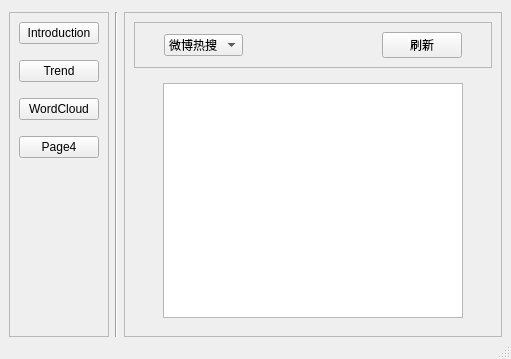
Before: the Qt Designer form window.ui in ZainLLL/TopTrending, drawn with Qt 5.
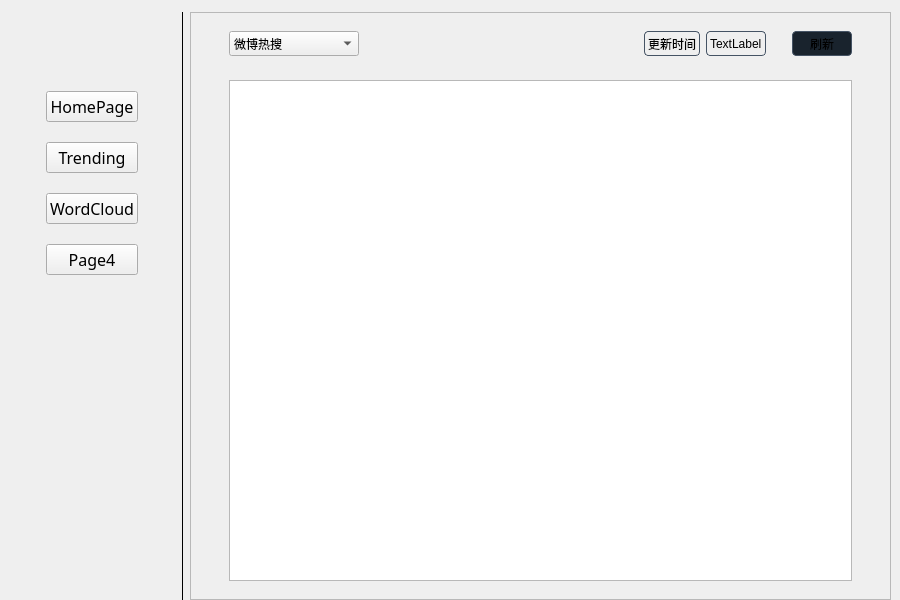
After: the same form once the commit is applied. The open tabs and pages were chosen to show the change. Icons and pictures are not drawn.

The edit to the form file:
```diff
--- a/window.ui
+++ b/window.ui
@@ -6,8 +6,8 @@
    <rect>
     <x>0</x>
     <y>0</y>
-    <width>489</width>
-    <height>359</height>
+    <width>900</width>
+    <height>600</height>
    </rect>
   </property>
   <property name="minimumSize">
@@ -16,9 +16,31 @@
     <height>0</height>
    </size>
   </property>
+  <property name="font">
+   <font>
+    <family>等距更纱黑体 SC</family>
+   </font>
+  </property>
   <property name="windowTitle">
    <string>MainWindow</string>
   </property>
+  <property name="windowIcon">
+   <iconset resource="a.qrc">
+    <normaloff>:/img/img/logo.ico</normaloff>
+    <normalon>:/img/img/logo.ico</normalon>
+    <disabledoff>:/img/img/logo.ico</disabledoff>
+    <activeoff>:/img/img/logo.ico</activeoff>
+    <activeon>:/img/img/logo.ico</activeon>:/img/img/logo.ico</iconset>
+  </property>
+  <property name="styleSheet">
+   <string notr="true"/>
+  </property>
+  <property name="iconSize">
+   <size>
+    <width>25</width>
+    <height>25</height>
+   </size>
+  </property>
   <widget class="QWidget" name="centralwidget">
    <property name="sizePolicy">
     <sizepolicy hsizetype="Expanding" vsizetype="Expanding">
@@ -60,61 +82,35 @@
        <enum>Qt::LeftToRight</enum>
       </property>
       <property name="frameShape">
-       <enum>QFrame::StyledPanel</enum>
+       <enum>QFrame::NoFrame</enum>
       </property>
       <property name="frameShadow">
-       <enum>QFrame::Raised</enum>
+       <enum>QFrame::Plain</enum>
       </property>
-      <layout class="QVBoxLayout" name="verticalLayout" stretch="0,0,0,0,0">
+      <layout class="QVBoxLayout" name="verticalLayout" stretch="0,0,0,0">
        <property name="spacing">
         <number>16</number>
        </property>
        <item>
-        <widget class="QPushButton" name="btn1">
-         <property name="sizePolicy">
-          <sizepolicy hsizetype="Preferred" vsizetype="Minimum">
-           <horstretch>0</horstretch>
-           <verstretch>0</verstretch>
-          </sizepolicy>
+        <spacer name="verticalSpacer_4">
+         <property name="orientation">
+          <enum>Qt::Vertical</enum>
          </property>
-         <property name="text">
-          <string>Introduction</string>
+         <property name="sizeType">
+          <enum>QSizePolicy::Fixed</enum>
          </property>
-        </widget>
-       </item>
-       <item>
-        <widget class="QPushButton" name="btn2">
-         <property name="sizePolicy">
-          <sizepolicy hsizetype="Preferred" vsizetype="Minimum">
-           <horstretch>0</horstretch>
-           <verstretch>0</verstretch>
-          </sizepolicy>
+         <property name="sizeHint" stdset="0">
+          <size>
+           <width>20</width>
+           <height>20</height>
+          </size>
          </property>
-         <property name="text">
-          <string>Trend</string>
-         </property>
-        </widget>
+        </spacer>
        </item>
        <item>
-        <widget class="QPushButton" name="btn3">
+        <widget class="QLabel" name="label">
          <property name="sizePolicy">
-          <sizepolicy hsizetype="Preferred" vsizetype="Minimum">
-           <horstretch>0</horstretch>
-           <verstretch>0</verstretch>
-          </sizepolicy>
-         </property>
-         <property name="text">
-          <string>WordCloud</string>
-         </property>
-        </widget>
-       </item>
-       <item>
-        <widget class="QPushButton" name="btn4">
-         <property name="enabled">
-          <bool>true</bool>
-         </property>
-         <property name="sizePolicy">
-          <sizepolicy hsizetype="Preferred" vsizetype="Minimum">
+          <sizepolicy hsizetype="Preferred" vsizetype="Preferred">
            <horstretch>0</horstretch>
            <verstretch>0</verstretch>
           </sizepolicy>
@@ -125,9 +121,174 @@
            <height>0</height>
           </size>
          </property>
+         <property name="maximumSize">
+          <size>
+           <width>165000</width>
+           <height>30000</height>
+          </size>
+         </property>
          <property name="text">
-          <string>Page4</string>
+          <string/>
          </property>
+         <property name="textFormat">
+          <enum>Qt::PlainText</enum>
+         </property>
+         <property name="pixmap">
+          <pixmap resource="a.qrc">:/img/img/title_black.png</pixmap>
+         </property>
+         <property name="scaledContents">
+          <bool>true</bool>
+         </property>
+        </widget>
+       </item>
+       <item>
+        <widget class="QFrame" name="frame_2">
+         <property name="frameShape">
+          <enum>QFrame::NoFrame</enum>
+         </property>
+         <property name="frameShadow">
+          <enum>QFrame::Raised</enum>
+         </property>
+         <layout class="QHBoxLayout" name="horizontalLayout_8">
+          <item>
+           <spacer name="horizontalSpacer_12">
+            <property name="orientation">
+             <enum>Qt::Horizontal</enum>
+            </property>
+            <property name="sizeType">
+             <enum>QSizePolicy::Fixed</enum>
+            </property>
+            <property name="sizeHint" stdset="0">
+             <size>
+              <width>10</width>
+              <height>20</height>
+             </size>
+            </property>
+           </spacer>
+          </item>
+          <item>
+           <widget class="QFrame" name="frame_4">
+            <property name="frameShape">
+             <enum>QFrame::NoFrame</enum>
+            </property>
+            <property name="frameShadow">
+             <enum>QFrame::Raised</enum>
+            </property>
+            <layout class="QVBoxLayout" name="verticalLayout_4">
+             <property name="spacing">
+              <number>20</number>
+             </property>
+             <item>
+              <widget class="QPushButton" name="btn1">
+               <property name="sizePolicy">
+                <sizepolicy hsizetype="Preferred" vsizetype="Preferred">
+                 <horstretch>0</horstretch>
+                 <verstretch>0</verstretch>
+                </sizepolicy>
+               </property>
+               <property name="maximumSize">
+                <size>
+                 <width>16777215</width>
+                 <height>16777215</height>
+                </size>
+               </property>
+               <property name="font">
+                <font>
+                 <family>等距更纱黑体 SC</family>
+                 <pointsize>12</pointsize>
+                </font>
+               </property>
+               <property name="text">
+                <string>HomePage</string>
+               </property>
+              </widget>
+             </item>
+             <item>
+              <widget class="QPushButton" name="btn2">
+               <property name="sizePolicy">
+                <sizepolicy hsizetype="Preferred" vsizetype="Preferred">
+                 <horstretch>0</horstretch>
+                 <verstretch>0</verstretch>
+                </sizepolicy>
+               </property>
+               <property name="font">
+                <font>
+                 <family>等距更纱黑体 SC</family>
+                 <pointsize>12</pointsize>
+                </font>
+               </property>
+               <property name="text">
+                <string>Trending</string>
+               </property>
+              </widget>
+             </item>
+             <item>
+              <widget class="QPushButton" name="btn3">
+               <property name="sizePolicy">
+                <sizepolicy hsizetype="Preferred" vsizetype="Preferred">
+                 <horstretch>0</horstretch>
+                 <verstretch>0</verstretch>
+                </sizepolicy>
+               </property>
+               <property name="font">
+                <font>
+                 <family>等距更纱黑体 SC</family>
+                 <pointsize>12</pointsize>
+                </font>
+               </property>
+               <property name="text">
+                <string>WordCloud</string>
+               </property>
+              </widget>
+             </item>
+             <item>
+              <widget class="QPushButton" name="btn4">
+               <property name="enabled">
+                <bool>true</bool>
+               </property>
+               <property name="sizePolicy">
+                <sizepolicy hsizetype="Preferred" vsizetype="Preferred">
+                 <horstretch>0</horstretch>
+                 <verstretch>0</verstretch>
+                </sizepolicy>
+               </property>
+               <property name="minimumSize">
+                <size>
+                 <width>0</width>
+                 <height>0</height>
+                </size>
+               </property>
+               <property name="font">
+                <font>
+                 <family>等距更纱黑体 SC</family>
+                 <pointsize>12</pointsize>
+                </font>
+               </property>
+               <property name="text">
+                <string>Page4</string>
+               </property>
+              </widget>
+             </item>
+            </layout>
+           </widget>
+          </item>
+          <item>
+           <spacer name="horizontalSpacer_13">
+            <property name="orientation">
+             <enum>Qt::Horizontal</enum>
+            </property>
+            <property name="sizeType">
+             <enum>QSizePolicy::Fixed</enum>
+            </property>
+            <property name="sizeHint" stdset="0">
+             <size>
+              <width>10</width>
+              <height>20</height>
+             </size>
+            </property>
+           </spacer>
+          </item>
+         </layout>
         </widget>
        </item>
        <item>
@@ -151,6 +312,12 @@
     </item>
     <item>
      <widget class="Line" name="line">
+      <property name="frameShadow">
+       <enum>QFrame::Plain</enum>
+      </property>
+      <property name="lineWidth">
+       <number>1</number>
+      </property>
       <property name="orientation">
        <enum>Qt::Vertical</enum>
       </property>
@@ -162,7 +329,7 @@
        <enum>QFrame::StyledPanel</enum>
       </property>
       <property name="frameShadow">
-       <enum>QFrame::Raised</enum>
+       <enum>QFrame::Plain</enum>
       </property>
       <property name="currentIndex">
        <number>1</number>
@@ -250,10 +417,13 @@
         <item>
          <widget class="QFrame" name="frame_3">
           <property name="frameShape">
-           <enum>QFrame::StyledPanel</enum>
+           <enum>QFrame::NoFrame</enum>
           </property>
           <property name="frameShadow">
-           <enum>QFrame::Raised</enum>
+           <enum>QFrame::Sunken</enum>
+          </property>
+          <property name="lineWidth">
+           <number>0</number>
           </property>
           <layout class="QHBoxLayout" name="horizontalLayout_2">
            <item>
@@ -282,13 +452,13 @@
              </property>
              <property name="minimumSize">
               <size>
-               <width>60</width>
-               <height>20</height>
+               <width>130</width>
+               <height>16</height>
               </size>
              </property>
              <item>
               <property name="text">
-               <string>微博热搜</string>
+               <string>微博热搜 </string>
               </property>
              </item>
              <item>
@@ -320,9 +490,51 @@
             </spacer>
            </item>
            <item>
-            <widget class="QPushButton" name="pushButton">
+            <widget class="QLabel" name="label_6">
+             <property name="styleSheet">
+              <string notr="true">border: 1px solid #455364;border-radius: 4px;</string>
+             </property>
+             <property name="frameShape">
+              <enum>QFrame::StyledPanel</enum>
+             </property>
+             <property name="text">
+              <string>更新时间</string>
+             </property>
+            </widget>
+           </item>
+           <item>
+            <widget class="QLabel" name="time_label">
+             <property name="styleSheet">
+              <string notr="true">border: 1px solid #455364;border-radius: 4px;</string>
+             </property>
+             <property name="frameShape">
+              <enum>QFrame::StyledPanel</enum>
+             </property>
+             <property name="text">
+              <string>TextLabel</string>
+             </property>
+            </widget>
+           </item>
+           <item>
+            <spacer name="horizontalSpacer_3">
+             <property name="orientation">
+              <enum>Qt::Horizontal</enum>
+             </property>
+             <property name="sizeType">
+              <enum>QSizePolicy::Fixed</enum>
+             </property>
+             <property name="sizeHint" stdset="0">
+              <size>
+               <width>20</width>
+               <height>20</height>
+              </size>
+             </property>
+            </spacer>
+           </item>
+           <item>
+            <widget class="QPushButton" name="RefreshButton">
              <property name="sizePolicy">
-              <sizepolicy hsizetype="Fixed" vsizetype="Fixed">
+              <sizepolicy hsizetype="Fixed" vsizetype="Preferred">
                <horstretch>0</horstretch>
                <verstretch>0</verstretch>
               </sizepolicy>
@@ -333,6 +545,10 @@
                <height>20</height>
               </size>
              </property>
+             <property name="styleSheet">
+              <string notr="true">background: #19232D;
+border: 1px solid #455364;border-radius: 4px;</string>
+             </property>
              <property name="text">
               <string>刷新</string>
              </property>
@@ -452,6 +668,27 @@
                 <height>0</height>
                </size>
               </property>
+              <property name="styleSheet">
+               <string notr="true">QListWidget::item:{padding-top:-2px; padding-bottom:1px;border: 1px solid red;}</string>
+              </property>
+              <property name="frameShadow">
+               <enum>QFrame::Sunken</enum>
+              </property>
+              <property name="lineWidth">
+               <number>1</number>
+              </property>
+              <property name="isWrapping" stdset="0">
+               <bool>false</bool>
+              </property>
+              <property name="resizeMode">
+               <enum>QListView::Fixed</enum>
+              </property>
+              <property name="spacing">
+               <number>40</number>
+              </property>
+              <property name="wordWrap">
+               <bool>true</bool>
+              </property>
              </widget>
             </item>
             <item>
@@ -582,7 +819,6 @@
     </item>
    </layout>
   </widget>
-  <widget class="QStatusBar" name="statusbar"/>
  </widget>
  <resources/>
  <connections/>
```
Left out of the diff: 162 changed lines with no effect on the pictures.
